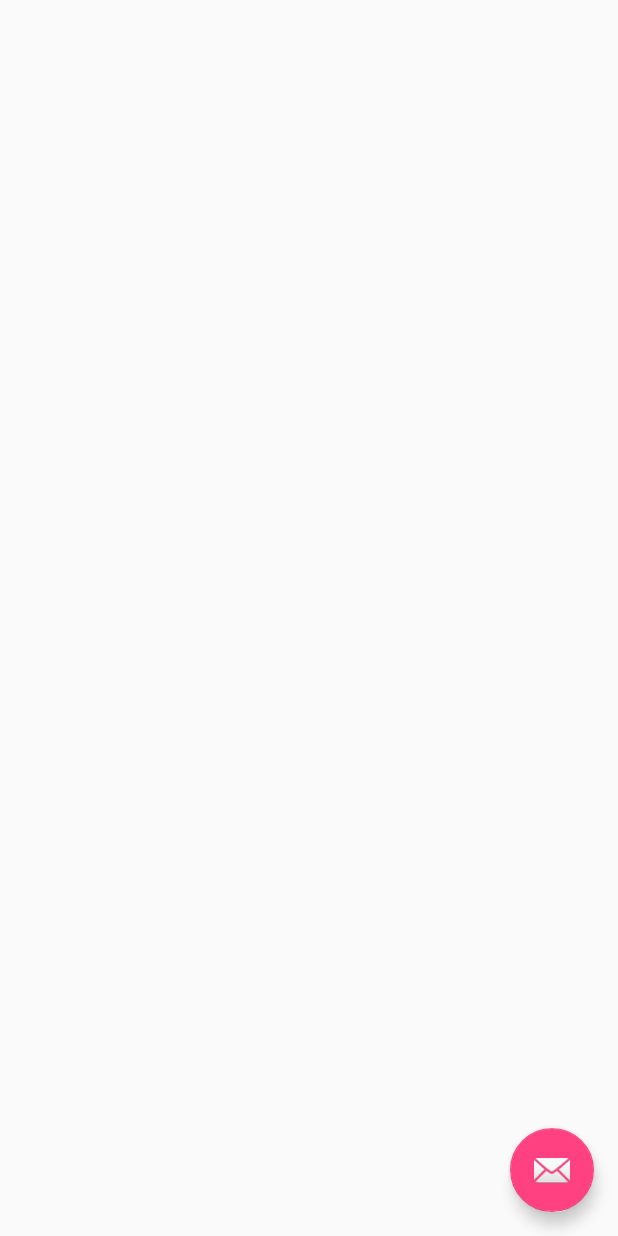
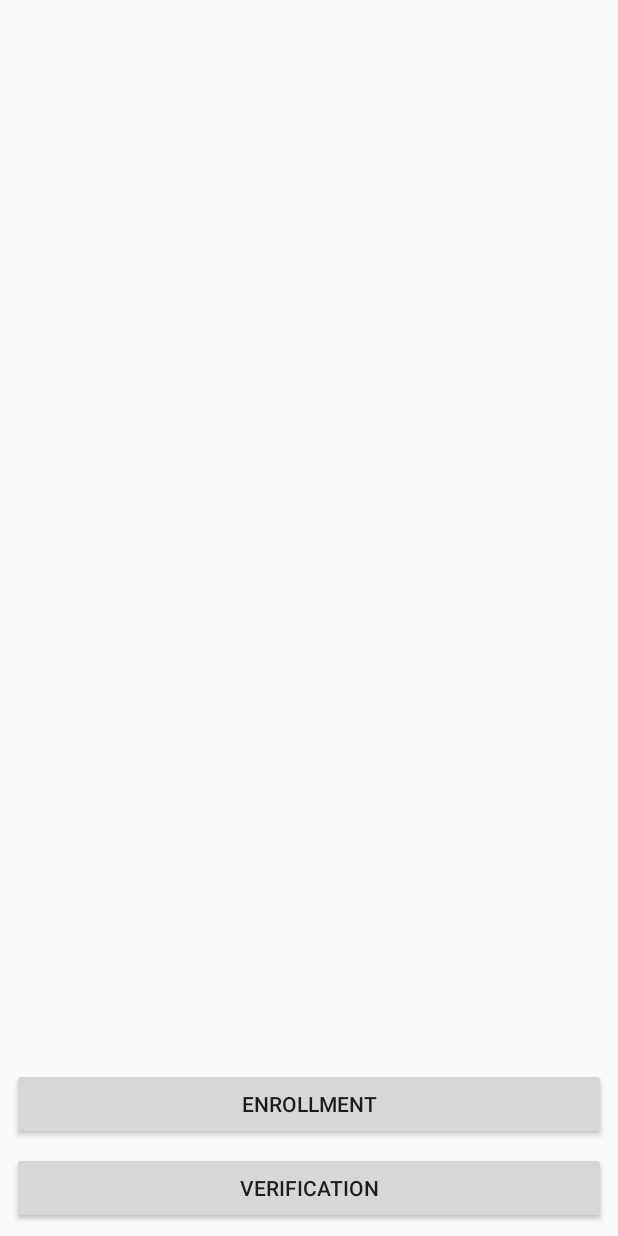
Before and after one commit to voiceittech/VoiceIt2-AndroidSDK, an Android app: the screen it shows after launch (MainActivity), on a phone screen of 412 x 824 dp. Run offline under Robolectric (Android 15) with nearby library versions, the phone set to English and light mode, and no system bars; libraries missing offline, so code that uses them is left out: com.loopj.android, cz.msebera.android; 3 statements that could not run were skipped.

Commit message:
Minor bug fixes, updated response broadcasts, and reworked enrollment logic

```diff
--- a/app/src/main/java/com/voiceit/voiceit2sdk/MainActivity.java
+++ b/app/src/main/java/com/voiceit/voiceit2sdk/MainActivity.java
@@ -15,7 +15,7 @@ import com.voiceit.voiceit2.VoiceItAPI2;
 public class MainActivity extends AppCompatActivity {
 
     public VoiceItAPI2 myVoiceIt2;
-    public String userId = "USER_ID";
+    public String userId = "usr_047a6db16bc84150a8f367289df39061";
     public Activity mActivity;
 
     @Override
@@ -23,12 +23,12 @@ public class MainActivity extends AppCompatActivity {
         super.onCreate(savedInstanceState);
         setContentView(R.layout.activity_main);
 
-        myVoiceIt2 = new VoiceItAPI2("API_KEY","API_TOK");
+        myVoiceIt2 = new VoiceItAPI2("key_f3a9fb29944a4e4180d4c98e7f03c713","tok_2b13ba7ac80741c98113c301da31001b");
         mActivity = this;
     }
 
     public void encapsulatedVideoEnrollment(View view) {
-        myVoiceIt2.encapsulatedVideoEnrollment(mActivity, userId, "en-US", "my face and voice identify me", new JsonHttpResponseHandler() {
+        myVoiceIt2.encapsulatedVideoEnrollment(mActivity, userId, "en-US", "My face and voice identify me", new JsonHttpResponseHandler() {
             @Override
             public void onSuccess(int statusCode, Header[] headers, JSONObject response) {
                 System.out.println("VideoEnrollmentView JSONResult : " + response.toString());
@@ -44,7 +44,7 @@ public class MainActivity extends AppCompatActivity {
     }
 
     public void encapsulatedVideoVerification(View view) {
-        myVoiceIt2.encapsulatedVideoVerification(this, userId, "en-US", "my face and voice identify me", new JsonHttpResponseHandler() {
+        myVoiceIt2.encapsulatedVideoVerification(this, userId, "en-US", "My face and voice identify me", new JsonHttpResponseHandler() {
             @Override
             public void onSuccess(int statusCode, Header[] headers, JSONObject response) {
                 System.out.println("VideoVerificationView JSONResult : " + response.toString());
--- a/app/src/main/res/layout/activity_main.xml
+++ b/app/src/main/res/layout/activity_main.xml
@@ -1,18 +1,35 @@
 <?xml version="1.0" encoding="utf-8"?>
-<android.support.design.widget.CoordinatorLayout xmlns:android="http://schemas.android.com/apk/res/android"
+<android.support.constraint.ConstraintLayout xmlns:android="http://schemas.android.com/apk/res/android"
     xmlns:app="http://schemas.android.com/apk/res-auto"
     xmlns:tools="http://schemas.android.com/tools"
     android:layout_width="match_parent"
     android:layout_height="match_parent"
     tools:context="com.voiceit.voiceit2sdk.MainActivity">
 
-    <android.support.design.widget.FloatingActionButton
-        android:id="@+id/fab"
-        android:layout_width="wrap_content"
+    <Button
+        android:id="@+id/button2"
+        android:layout_width="match_parent"
         android:layout_height="wrap_content"
-        android:layout_gravity="bottom|end"
-        android:layout_margin="@dimen/fab_margin"
+        android:layout_marginBottom="8dp"
+        android:layout_marginEnd="8dp"
+        android:layout_marginStart="8dp"
+        android:text="Verification"
         android:onClick="encapsulatedVideoVerification"
-        app:srcCompat="@android:drawable/ic_dialog_email" />
+        app:layout_constraintBottom_toBottomOf="parent"
+        app:layout_constraintEnd_toEndOf="parent"
+        app:layout_constraintStart_toStartOf="parent" />
 
-</android.support.design.widget.CoordinatorLayout>
+    <Button
+        android:id="@+id/button"
+        android:layout_width="match_parent"
+        android:layout_height="wrap_content"
+        android:layout_marginBottom="8dp"
+        android:layout_marginEnd="8dp"
+        android:layout_marginStart="8dp"
+        android:text="Enrollment"
+        android:onClick="encapsulatedVideoEnrollment"
+        app:layout_constraintBottom_toTopOf="@+id/button2"
+        app:layout_constraintEnd_toEndOf="parent"
+        app:layout_constraintStart_toStartOf="parent" />
+
+</android.support.constraint.ConstraintLayout>
--- a/voiceit2/src/main/java/com/voiceit/voiceit2/VoiceItAPI2.java
+++ b/voiceit2/src/main/java/com/voiceit/voiceit2/VoiceItAPI2.java
@@ -543,16 +543,20 @@ public class VoiceItAPI2 {
         // Our handler for received Intents. This will be called whenever an Intent
         // with an action named "verification-event" is broad-casted.
         BroadcastReceiver mMessageReceiver = new BroadcastReceiver() {
+            boolean broadcastTriggerd = false;
             @Override
             public void onReceive(Context context, Intent intent) {
-                // Get extra data included in the Intent
-                String JSONResult = intent.getStringExtra("JSON");
+                if (!broadcastTriggerd) {
+                    broadcastTriggerd = true;
+                    // Get extra data included in the Intent
+                    String Response = intent.getStringExtra("Response");
 
-                if(intent.getAction().equals("enrollment-success")) {
-                    responseHandler.sendSuccessMessage(200, null, JSONResult.getBytes());
-                }
-                if(intent.getAction().equals("enrollment-failure")) {
-                    responseHandler.sendFailureMessage(200, null, JSONResult.getBytes(), new Throwable());
+                    if (intent.getAction().equals("enrollment-success")) {
+                        responseHandler.sendSuccessMessage(200, null, Response.getBytes());
+                    }
+                    if (intent.getAction().equals("enrollment-failure")) {
+                        responseHandler.sendFailureMessage(200, null, Response.getBytes(), new Throwable());
+                    }
                 }
             }
         };
@@ -578,16 +582,20 @@ public class VoiceItAPI2 {
         // Our handler for received Intents. This will be called whenever an Intent
         // with an action named "verification-event" is broad-casted.
         BroadcastReceiver mMessageReceiver = new BroadcastReceiver() {
+            boolean broadcastTriggerd = false;
             @Override
             public void onReceive(Context context, Intent intent) {
-                // Get extra data included in the Intent
-                String JSONResult = intent.getStringExtra("JSON");
+                if (!broadcastTriggerd) {
+                    broadcastTriggerd = true;
+                    // Get extra data included in the Intent
+                    String Response = intent.getStringExtra("Response");
 
-                if(intent.getAction().equals("verification-success")) {
-                    responseHandler.sendSuccessMessage(200, null, JSONResult.getBytes());
-                }
-                if(intent.getAction().equals("verification-failure")) {
-                    responseHandler.sendFailureMessage(200, null, JSONResult.getBytes(), new Throwable());
+                    if (intent.getAction().equals("verification-success")) {
+                        responseHandler.sendSuccessMessage(200, null, Response.getBytes());
+                    }
+                    if (intent.getAction().equals("verification-failure")) {
+                        responseHandler.sendFailureMessage(200, null, Response.getBytes(), new Throwable());
+                    }
                 }
             }
         };
@@ -597,5 +605,6 @@ public class VoiceItAPI2 {
         intentFilter.addAction("verification-success");
         intentFilter.addAction("verification-failure");
         LocalBroadcastManager.getInstance(activity).registerReceiver(mMessageReceiver, intentFilter);
+
     }
 }
```
Also changed, not shown: voiceit2/src/main/java/com/voiceit/voiceit2/VideoEnrollmentView.java (+26 -14 lines), voiceit2/src/main/java/com/voiceit/voiceit2/VideoVerificationView.java (+8 -7 lines).
